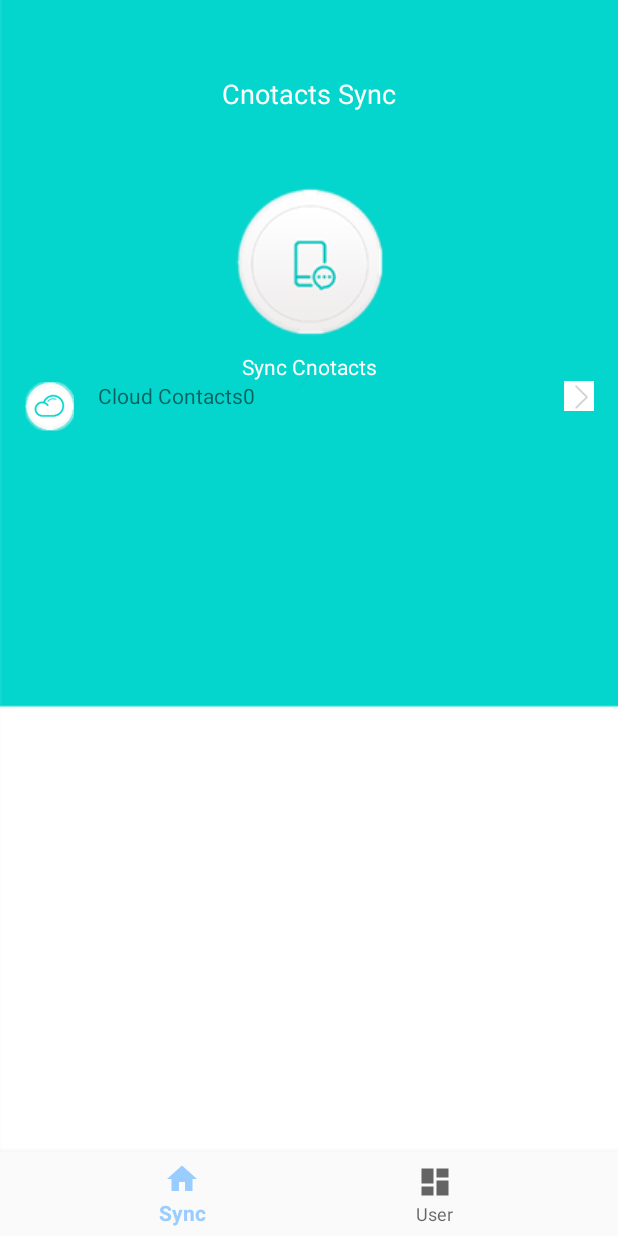
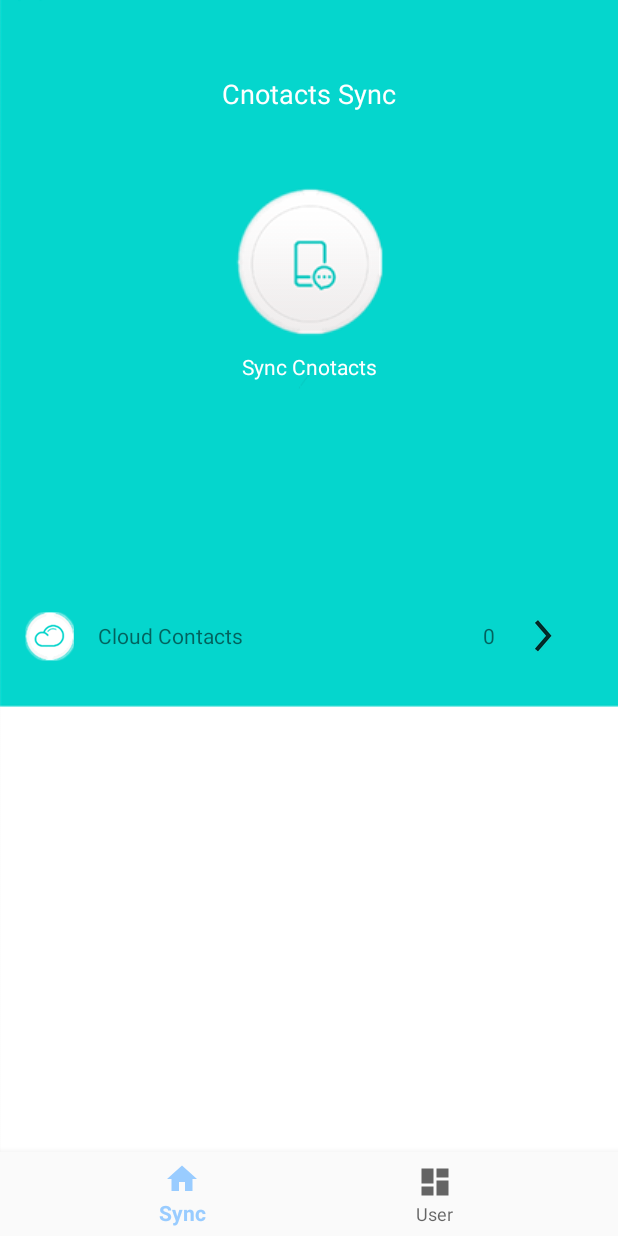
Before and after one commit to Nicholas-Suo/ContactsCloud, an Android app: the screen it shows after launch (MainActivity), on a phone screen of 412 x 824 dp. Run offline under Robolectric (Android 15) with nearby library versions, the phone set to English and light mode, and no system bars.

Commit message:
modify the cloud_local menu item to suit the screen

```diff
--- a/app/src/main/res/layout/cloud_local_menu_item.xml
+++ b/app/src/main/res/layout/cloud_local_menu_item.xml
@@ -1,8 +1,10 @@
 <?xml version="1.0" encoding="utf-8"?>
-<RelativeLayout xmlns:android="http://schemas.android.com/apk/res/android"
+<LinearLayout xmlns:android="http://schemas.android.com/apk/res/android"
     android:layout_width="match_parent"
     android:layout_height="match_parent"
     android:orientation="horizontal"
+    android:minHeight="@dimen/list_item_height"
+    android:gravity="center_vertical"
     >
     <ImageView
         android:id="@+id/cloud_local_menu_item_icon"
@@ -14,15 +16,13 @@
         android:id="@+id/cloud_local_menu_item_text"
         android:layout_width="wrap_content"
         android:layout_height="wrap_content"
-        android:layout_toRightOf="@+id/cloud_local_menu_item_icon"
         android:layout_marginLeft="@dimen/menu_item_left_margin"
+        android:layout_marginRight="@dimen/menu_item_right_margin_max"
         />
     <TextView
         android:id="@+id/cloud_local_menu_item_count"
         android:layout_width="wrap_content"
         android:layout_height="wrap_content"
-        android:layout_toRightOf="@+id/cloud_local_menu_item_text"
-        android:layout_toLeftOf="@+id/cloud_local_menu_item_pre_icon"
         android:layout_marginRight="@dimen/menu_item_right_margin"
         />
     <ImageView
@@ -30,7 +30,6 @@
         android:layout_width="wrap_content"
         android:layout_height="wrap_content"
         android:src="@drawable/menu_item_arrow"
-        android:layout_alignParentRight="true"
         android:layout_marginRight="@dimen/menu_item_right_margin"
         />
-</RelativeLayout>
+</LinearLayout>
--- a/app/src/main/res/layout/sync_fragment.xml
+++ b/app/src/main/res/layout/sync_fragment.xml
@@ -1,6 +1,7 @@
 <?xml version="1.0" encoding="utf-8"?>
 <RelativeLayout xmlns:android="http://schemas.android.com/apk/res/android"
-    android:layout_width="match_parent" android:layout_height="match_parent"
+    android:layout_width="match_parent"
+    android:layout_height="match_parent"
     android:background="@drawable/cloud_bg"
     >
 
@@ -47,5 +48,8 @@
        android:layout_width="match_parent"
        android:layout_height="wrap_content"
        android:layout_below="@+id/sync_top_layout"
+       android:layout_marginTop="@dimen/menu_list_top_margin"
+       android:divider="@null"
+
        />
 </RelativeLayout>
--- a/app/src/main/res/values/dimens.xml
+++ b/app/src/main/res/values/dimens.xml
@@ -8,4 +8,7 @@
     <dimen name="title_size">18dp</dimen>
     <dimen name="menu_item_left_margin">16dp</dimen>
     <dimen name="menu_item_right_margin">16dp</dimen>
+    <dimen name="menu_list_top_margin">140dp</dimen>
+    <dimen name="menu_item_right_margin_max">160dp</dimen>
+    <dimen name="list_item_height">60dp</dimen>
 </resources>
```
Also changed, not shown: app/src/main/res/drawable-hdpi/menu_item_arrow.png.
